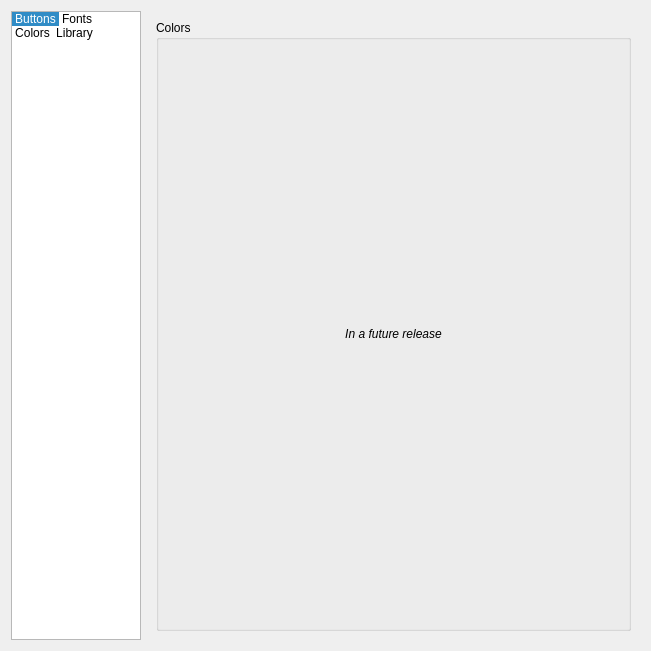
MBach/Miam-Player, file code/src/customizetheme.ui: the form before one commit.
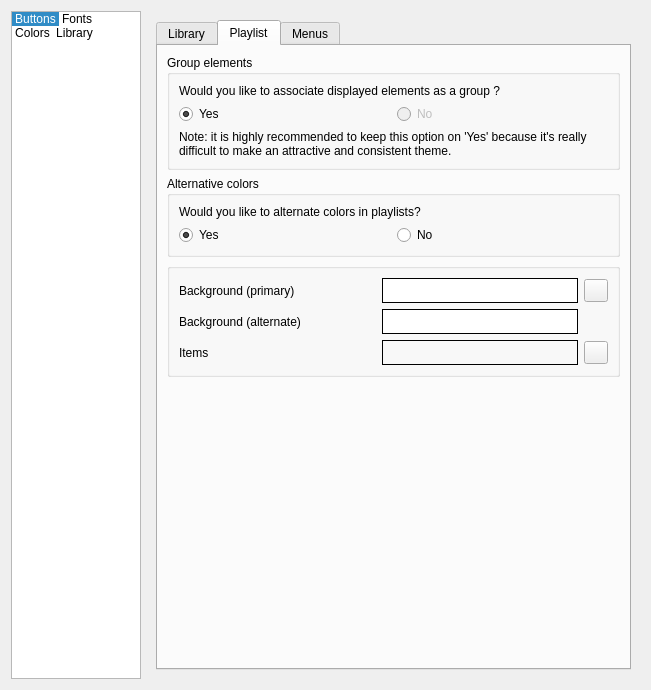
The form after the commit. The open tabs and pages were chosen to show the change. Icons and pictures are not drawn.

Commit message: One can now customize colors (started)

The edit to the form file:
```diff
--- a/code/src/customizetheme.ui
+++ b/code/src/customizetheme.ui
@@ -7,7 +7,7 @@
     <x>0</x>
     <y>0</y>
     <width>651</width>
-    <height>651</height>
+    <height>690</height>
    </rect>
   </property>
   <property name="windowTitle">
@@ -970,27 +970,216 @@
      <widget class="QWidget" name="page_3">
       <layout class="QHBoxLayout" name="horizontalLayout_5">
        <item>
-        <widget class="QGroupBox" name="groupBox_3">
-         <property name="title">
-          <string>Colors</string>
+        <widget class="QTabWidget" name="tabWidgetColors">
+         <property name="currentIndex">
+          <number>0</number>
          </property>
-         <layout class="QHBoxLayout" name="horizontalLayout_8">
-          <item>
-           <widget class="QLabel" name="label_2">
-            <property name="font">
-             <font>
-              <italic>true</italic>
-             </font>
-            </property>
-            <property name="text">
-             <string>In a future release</string>
-            </property>
-            <property name="alignment">
-             <set>Qt::AlignCenter</set>
-            </property>
-           </widget>
-          </item>
-         </layout>
+         <widget class="QWidget" name="tab">
+          <attribute name="title">
+           <string>Library</string>
+          </attribute>
+         </widget>
+         <widget class="QWidget" name="tab_2">
+          <attribute name="title">
+           <string>Playlist</string>
+          </attribute>
+          <layout class="QVBoxLayout" name="verticalLayout_7">
+           <item>
+            <widget class="QGroupBox" name="groupBox_3">
+             <property name="title">
+              <string>Group elements</string>
+             </property>
+             <layout class="QVBoxLayout" name="verticalLayout_8">
+              <item>
+               <widget class="QLabel" name="label_8">
+                <property name="text">
+                 <string>Would you like to associate displayed elements as a group ?</string>
+                </property>
+               </widget>
+              </item>
+              <item>
+               <layout class="QHBoxLayout" name="horizontalLayout_9">
+                <item>
+                 <widget class="QRadioButton" name="enableGroupElements">
+                  <property name="toolTip">
+                   <string>It is not possible to customize elements separately in this release</string>
+                  </property>
+                  <property name="text">
+                   <string>Yes</string>
+                  </property>
+                  <property name="checked">
+                   <bool>true</bool>
+                  </property>
+                 </widget>
+                </item>
+                <item>
+                 <widget class="QRadioButton" name="disableGroupElements">
+                  <property name="enabled">
+                   <bool>false</bool>
+                  </property>
+                  <property name="toolTip">
+                   <string>It is not possible to customize elements separately in this release</string>
+                  </property>
+                  <property name="text">
+                   <string>No</string>
+                  </property>
+                 </widget>
+                </item>
+               </layout>
+              </item>
+              <item>
+               <widget class="QLabel" name="label_9">
+                <property name="text">
+                 <string>Note: it is highly recommended to keep this option on 'Yes' because it's really difficult to make an attractive and consistent theme.</string>
+                </property>
+                <property name="wordWrap">
+                 <bool>true</bool>
+                </property>
+               </widget>
+              </item>
+             </layout>
+            </widget>
+           </item>
+           <item>
+            <widget class="QGroupBox" name="groupBox_4">
+             <property name="title">
+              <string>Alternative colors</string>
+             </property>
+             <layout class="QVBoxLayout" name="verticalLayout_9">
+              <item>
+               <widget class="QLabel" name="label_2">
+                <property name="text">
+                 <string>Would you like to alternate colors in playlists?</string>
+                </property>
+               </widget>
+              </item>
+              <item>
+               <layout class="QHBoxLayout" name="horizontalLayout_8">
+                <item>
+                 <widget class="QRadioButton" name="enableAlternateBGRadioButton">
+                  <property name="text">
+                   <string>Yes</string>
+                  </property>
+                  <property name="checked">
+                   <bool>true</bool>
+                  </property>
+                 </widget>
+                </item>
+                <item>
+                 <widget class="QRadioButton" name="disableAlternateBGRadioButton">
+                  <property name="text">
+                   <string>No</string>
+                  </property>
+                 </widget>
+                </item>
+               </layout>
+              </item>
+             </layout>
+            </widget>
+           </item>
+           <item>
+            <widget class="QGroupBox" name="groupBox_5">
+             <property name="title">
+              <string/>
+             </property>
+             <layout class="QGridLayout" name="gridLayout_6">
+              <item row="2" column="1">
+               <widget class="QWidget" name="itemColorWidget" native="true">
+                <property name="minimumSize">
+                 <size>
+                  <width>0</width>
+                  <height>25</height>
+                 </size>
+                </property>
+                <property name="styleSheet">
+                 <string notr="true">QWidget{border: 1px solid black}</string>
+                </property>
+               </widget>
+              </item>
+              <item row="0" column="1">
+               <widget class="QWidget" name="bgPrimaryColorWidget" native="true">
+                <property name="minimumSize">
+                 <size>
+                  <width>0</width>
+                  <height>25</height>
+                 </size>
+                </property>
+                <property name="styleSheet">
+                 <string notr="true">QWidget{border: 1px solid black; background-color: #FFFFFF}</string>
+                </property>
+               </widget>
+              </item>
+              <item row="1" column="1">
+               <widget class="QWidget" name="bgAlternateColorWidget" native="true">
+                <property name="minimumSize">
+                 <size>
+                  <width>0</width>
+                  <height>25</height>
+                 </size>
+                </property>
+                <property name="styleSheet">
+                 <string notr="true">QWidget{border: 1px solid black; background-color: #FFFFFF}</string>
+                </property>
+               </widget>
+              </item>
+              <item row="1" column="0">
+               <widget class="QLabel" name="labelBackgroundAlternate">
+                <property name="text">
+                 <string>Background (alternate)</string>
+                </property>
+               </widget>
+              </item>
+              <item row="0" column="0">
+               <widget class="QLabel" name="labelBackgroundPrimary">
+                <property name="text">
+                 <string>Background (primary)</string>
+                </property>
+               </widget>
+              </item>
+              <item row="2" column="0">
+               <widget class="QLabel" name="labelItems">
+                <property name="text">
+                 <string>Items</string>
+                </property>
+               </widget>
+              </item>
+              <item row="0" column="2">
+               <widget class="QToolButton" name="bgPrimaryColorToolButton">
+                <property name="text">
+                 <string/>
+                </property>
+               </widget>
+              </item>
+              <item row="2" column="2">
+               <widget class="QToolButton" name="itemColorToolButton">
+                <property name="text">
+                 <string/>
+                </property>
+               </widget>
+              </item>
+             </layout>
+            </widget>
+           </item>
+           <item>
+            <spacer name="verticalSpacer_4">
+             <property name="orientation">
+              <enum>Qt::Vertical</enum>
+             </property>
+             <property name="sizeHint" stdset="0">
+              <size>
+               <width>20</width>
+               <height>40</height>
+              </size>
+             </property>
+            </spacer>
+           </item>
+          </layout>
+         </widget>
+         <widget class="QWidget" name="tab_3">
+          <attribute name="title">
+           <string>Menus</string>
+          </attribute>
+         </widget>
         </widget>
        </item>
       </layout>
```
Left out of the diff: 22 changed lines with no effect on the pictures. The commit also changes 20 other files.
